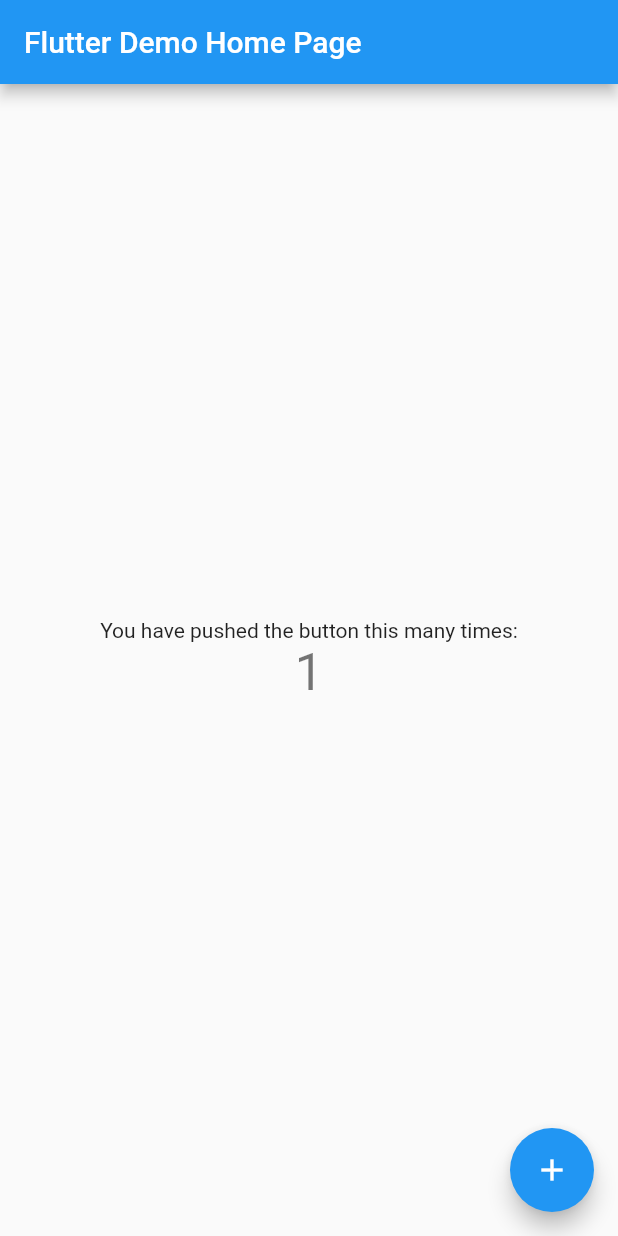
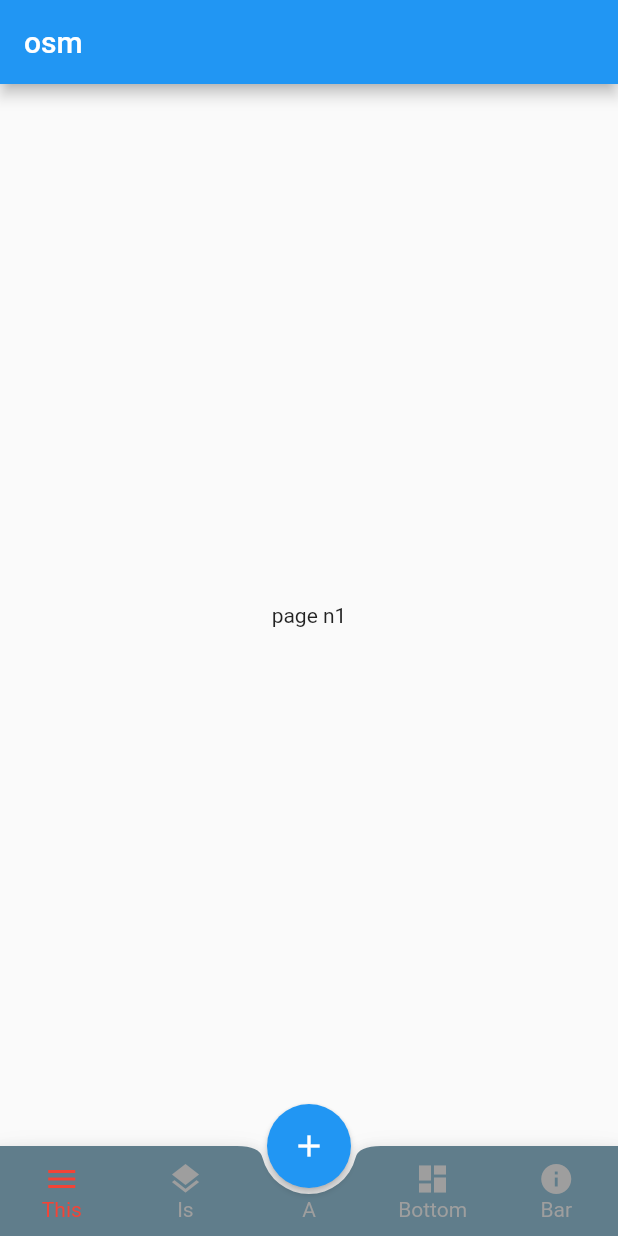
Before and after one commit to cballevre/sami, a Flutter app: the screen it shows after launch, after a tap on the "add" icon, on a phone screen of 412 x 824 dp. Run offline on Flutter 3.47's test engine with Material 2 defaults, Android fonts, the phone set to English and light mode, and no system bars.

Commit message:
add bottom_bar

```diff
--- a/lib/main.dart
+++ b/lib/main.dart
@@ -1,4 +1,7 @@
 import 'package:flutter/material.dart';
+
+import './widgets/fab_with_icons.dart';
+import './widgets/fab_bottom_app_bar.dart';
 
 void main() {
   runApp(const MyApp());
@@ -30,6 +33,8 @@ class MyHomePage extends StatefulWidget {
 
 class _MyHomePageState extends State<MyHomePage> {
   int _counter = 0;
+  late PageController controller;
+  late int indexPage;
 
   void _incrementCounter() {
     setState(() {
@@ -38,30 +43,67 @@ class _MyHomePageState extends State<MyHomePage> {
   }
 
   @override
+  void initState() {
+    super.initState();
+    controller = PageController(initialPage: 1);
+    indexPage = controller.initialPage;
+  }
+
+  String _lastSelected = 'TAB: 0';
+
+  void _selectedTab(int index) {
+    setState(() {
+      _lastSelected = 'TAB: $index';
+    });
+  }
+
+  void _selectedFab(int index) {
+    setState(() {
+      _lastSelected = 'FAB: $index';
+    });
+  }
+
+
+  @override
   Widget build(BuildContext context) {
     return Scaffold(
       appBar: AppBar(
-        title: Text(widget.title),
+        title: Text("osm"),
       ),
-      body: Center(
-        child: Column(
-          mainAxisAlignment: MainAxisAlignment.center,
-          children: <Widget>[
-            const Text(
-              'You have pushed the button this many times:',
-            ),
-            Text(
-              '$_counter',
-              style: Theme.of(context).textTheme.headline4,
-            ),
-          ],
-        ),
+      body: PageView(
+        children: <Widget>[
+          Center(
+            child: Text("page n1"),
+          ),
+        ],
+        controller: controller,
+        onPageChanged: (p) {
+          setState(() {
+            indexPage = p;
+          });
+        },
       ),
+      // floatingActionButtonLocation: FloatingActionButtonLocation.centerDocked,
       floatingActionButton: FloatingActionButton(
-        onPressed: _incrementCounter,
+        onPressed: () { },
         tooltip: 'Increment',
-        child: const Icon(Icons.add),
-      ), // This trailing comma makes auto-formatting nicer for build methods.
+        child: Icon(Icons.add),
+        elevation: 2.0,
+      ),
+      floatingActionButtonLocation: FloatingActionButtonLocation.centerDocked,
+      bottomNavigationBar: FABBottomAppBar(
+        centerItemText: 'A',
+        color: Colors.grey,
+        selectedColor: Colors.red,
+        notchedShape: CircularNotchedRectangle(),
+        onTabSelected: _selectedTab,
+        items: [
+          FABBottomAppBarItem(iconData: Icons.menu, text: 'This'),
+          FABBottomAppBarItem(iconData: Icons.layers, text: 'Is'),
+          FABBottomAppBarItem(iconData: Icons.dashboard, text: 'Bottom'),
+          FABBottomAppBarItem(iconData: Icons.info, text: 'Bar'),
+        ], backgroundColor: Colors.blueGrey,
+      ),
     );
   }
 }
--- /dev/null
+++ b/lib/widgets/fab_bottom_app_bar.dart
@@ -0,0 +1,119 @@
+
+
+import 'package:flutter/material.dart';
+
+class FABBottomAppBarItem {
+  FABBottomAppBarItem({required this.iconData, required this.text});
+  IconData iconData;
+  String text;
+}
+
+class FABBottomAppBar extends StatefulWidget {
+  FABBottomAppBar({
+    required this.items,
+    required this.centerItemText,
+    this.height: 60.0,
+    this.iconSize: 24.0,
+    required this.backgroundColor,
+    required this.color,
+    required this.selectedColor,
+    required this.notchedShape,
+    required this.onTabSelected,
+  }) {
+    assert(this.items.length == 2 || this.items.length == 4);
+  }
+  final List<FABBottomAppBarItem> items;
+  final String centerItemText;
+  final double height;
+  final double iconSize;
+  final Color backgroundColor;
+  final Color color;
+  final Color selectedColor;
+  final NotchedShape notchedShape;
+  final ValueChanged<int> onTabSelected;
+
+  @override
+  State<StatefulWidget> createState() => FABBottomAppBarState();
+}
+
+class FABBottomAppBarState extends State<FABBottomAppBar> {
+  int _selectedIndex = 0;
+
+  _updateIndex(int index) {
+    widget.onTabSelected(index);
+    setState(() {
+      _selectedIndex = index;
+    });
+  }
+
+  @override
+  Widget build(BuildContext context) {
+    List<Widget> items = List.generate(widget.items.length, (int index) {
+      return _buildTabItem(
+        item: widget.items[index],
+        index: index,
+        onPressed: _updateIndex,
+      );
+    });
+    items.insert(items.length >> 1, _buildMiddleTabItem());
+
+    return BottomAppBar(
+      shape: widget.notchedShape,
+      child: Row(
+        mainAxisSize: MainAxisSize.max,
+        mainAxisAlignment: MainAxisAlignment.spaceAround,
+        children: items,
+      ),
+      color: widget.backgroundColor,
+    );
+  }
+
+  Widget _buildMiddleTabItem() {
+    return Expanded(
+      child: SizedBox(
+        height: widget.height,
+        child: Column(
+          mainAxisSize: MainAxisSize.min,
+          mainAxisAlignment: MainAxisAlignment.center,
+          children: <Widget>[
+            SizedBox(height: widget.iconSize),
+            Text(
+              widget.centerItemText ?? '',
+              style: TextStyle(color: widget.color),
+            ),
+          ],
+        ),
+      ),
+    );
+  }
+
+  Widget _buildTabItem({
+    required FABBottomAppBarItem item,
+    required int index,
+    required ValueChanged<int> onPressed,
+  }) {
+    Color color = _selectedIndex == index ? widget.selectedColor : widget.color;
+    return Expanded(
+      child: SizedBox(
+        height: widget.height,
+        child: Material(
+          type: MaterialType.transparency,
+          child: InkWell(
+            onTap: () => onPressed(index),
+            child: Column(
+              mainAxisSize: MainAxisSize.min,
+              mainAxisAlignment: MainAxisAlignment.center,
+              children: <Widget>[
+                Icon(item.iconData, color: color, size: widget.iconSize),
+                Text(
+                  item.text,
+                  style: TextStyle(color: color),
+                )
+              ],
+            ),
+          ),
+        ),
+      ),
+    );
+  }
+}
--- a/pubspec.yaml
+++ b/pubspec.yaml
@@ -31,6 +31,8 @@ environment:
 dependencies:
   flutter:
     sdk: flutter
+
+  qr_code_scanner: ^1.0.1
 
 
   # The following adds the Cupertino Icons font to your application.
```
Also changed, not shown: lib/widgets/fab_with_icons.dart (added, +82 -0 lines), pubspec.lock, 1 other file.
